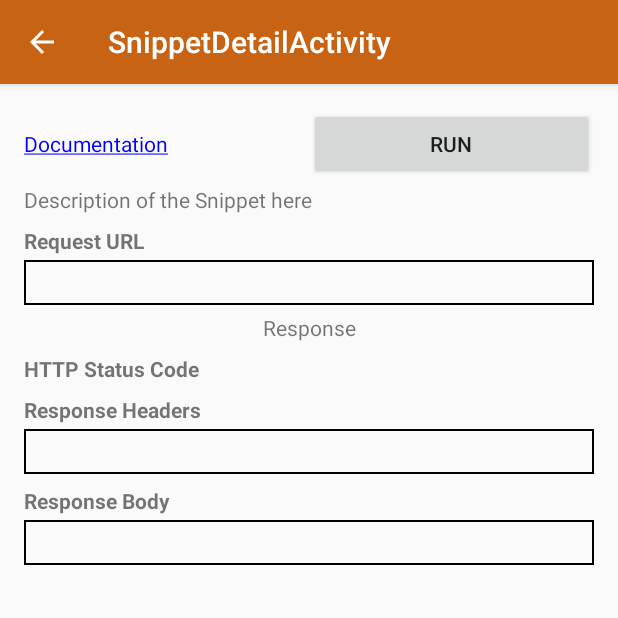
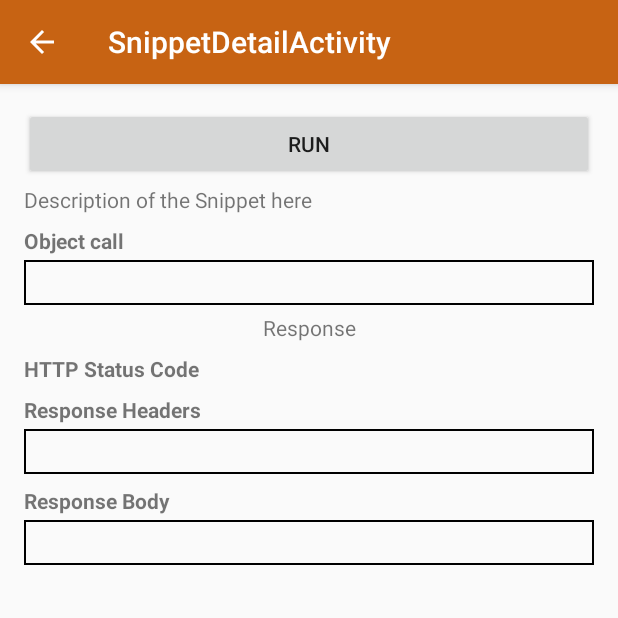
Before and after one commit to microsoftgraph/android-java-snippets-sample, an Android app: the SnippetDetailFragment screen opened directly, with no data from a screen before it, on a phone screen of 412 x 824 dp, the top half of it. Run offline under Robolectric (Android 15) with nearby library versions, the phone set to English and light mode, and no system bars; 6 statements that could not run were skipped.

Commit message:
Started renaming request_url to object_call

```diff
--- a/app/src/main/res/layout/fragment_snippet_detail.xml
+++ b/app/src/main/res/layout/fragment_snippet_detail.xml
@@ -14,21 +14,11 @@
             android:layout_height="wrap_content"
             android:weightSum="1">
 
-            <TextView
-                android:id="@+id/txt_hyperlink"
-                android:layout_width="0dp"
-                android:layout_height="wrap_content"
-                android:layout_weight="0.5"
-                android:ellipsize="end"
-                android:gravity="center_vertical"
-                android:text="@string/docs"
-                android:textColor="#FF0000FF" />
-
             <Button
                 android:id="@+id/btn_run"
                 android:layout_width="0dp"
                 android:layout_height="wrap_content"
-                android:layout_weight="0.5"
+                android:layout_weight="1"
                 android:text="@string/run" />
         </LinearLayout>
 
@@ -64,10 +54,10 @@
             android:layout_width="match_parent"
             android:layout_height="wrap_content"
             android:freezesText="true"
-            android:text="@string/req_url" />
+            android:text="@string/object_call" />
 
         <TextView
-            android:id="@+id/txt_request_url"
+            android:id="@+id/txt_object_call"
             style="@style/detail_rect"
             android:layout_width="match_parent"
             android:layout_height="wrap_content"
--- a/app/src/main/res/values/strings.xml
+++ b/app/src/main/res/values/strings.xml
@@ -9,7 +9,7 @@
     <string name="title_activity_snippet_detail">SnippetDetailActivity</string>
     <string name="docs"><u>Documentation</u></string>
     <string name="run">Run</string>
-    <string name="req_url">Request URL</string>
+    <string name="object_call">Object call</string>
     <string name="response">Response</string>
     <string name="status_code">HTTP Status Code</string>
     <string name="response_headers">Response Headers</string>
```
Also changed, not shown: app/src/main/java/com/microsoft/graph/snippets/SnippetDetailFragment.java (+0 -45 lines).
